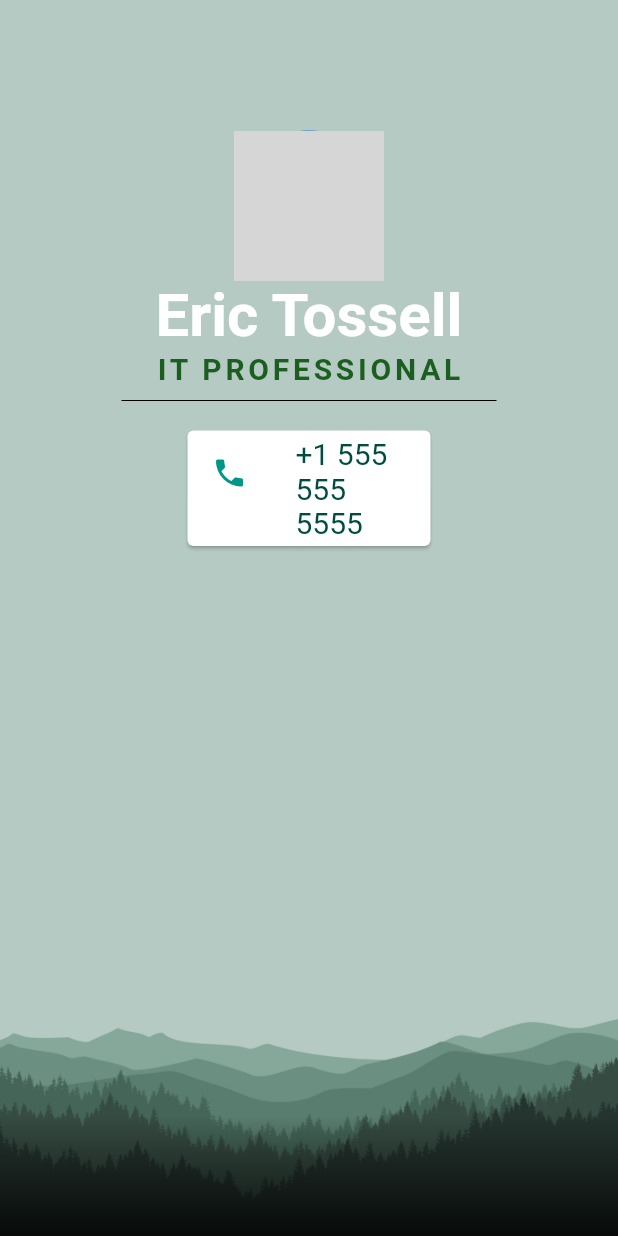
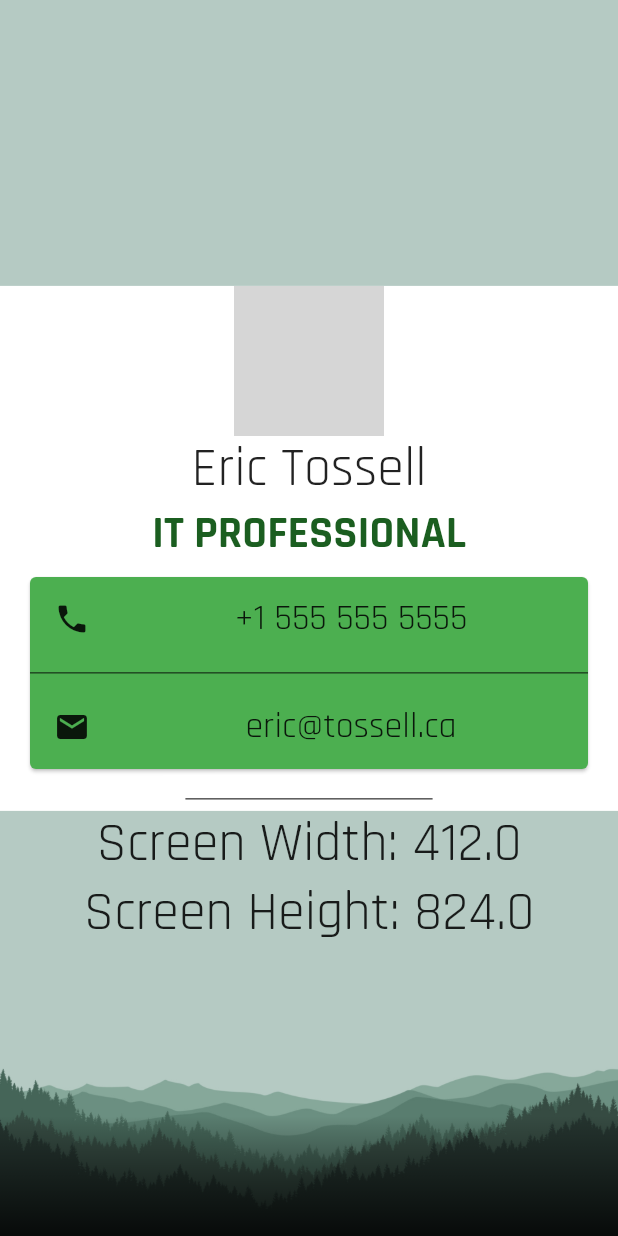
Before and after one commit to erictossell/Business-Card, a Flutter app: the screen it shows after launch, on a phone screen of 412 x 824 dp. Run offline on Flutter 3.47's test engine with Material 2 defaults, Android fonts, the phone set to English and light mode, and no system bars; our stand-ins replace google_fonts; Roboto replaces fonts that are missing (Exo2, Source Sans Pro); grey boxes are pictures that could not be loaded.

Commit message:
Implemented dynamic design for the business card app

```diff
--- a/lib/main.dart
+++ b/lib/main.dart
@@ -1,5 +1,9 @@
+import 'dart:math';
+
 import 'package:businesscard/shared/background_image.dart';
+import 'package:businesscard/theme.dart';
 import 'package:flutter/material.dart';
+import 'package:google_fonts/google_fonts.dart';
 
 void main() {
   runApp(const MyApp());
@@ -14,80 +18,122 @@ class MyApp extends StatefulWidget {
 
 class _MyAppState extends State<MyApp> {
   // This widget is the root of your application.
+
   @override
   Widget build(BuildContext context) {
     return MaterialApp(
-      home: Scaffold(
+      home: const HomePage(),
+      theme: appTheme,
+    );
+  }
+}
+
+class HomePage extends StatefulWidget {
+  const HomePage({super.key});
+
+  @override
+  State<HomePage> createState() => _HomePageState();
+}
+
+class _HomePageState extends State<HomePage> {
+  @override
+  Widget build(BuildContext context) {
+    double screenWidth = MediaQuery.of(context).size.width;
+    double screenHeight = MediaQuery.of(context).size.height;
+
+    double backGroundHeight = screenWidth * (700 / 1920);
+    return Scaffold(
       backgroundColor: const Color.fromRGBO(181, 202, 195, 1),
       body: Column(
         //mainAxisAlignment: MainAxisAlignment.center,
         verticalDirection: VerticalDirection.up,
         children: [
-            const SizedBox(
-              height: 200,
+          SizedBox(
+            height: min(backGroundHeight, 350.0),
             width: double.infinity,
-              child: BackgroundImage(
+            child: const BackgroundImage(
               imageUrl: 'assets/mountain_background.jpg',
             ),
           ),
-            const SizedBox(
-              height: 250,
+          SizedBox(
+            height: screenHeight * 0.05,
             width: 5,
-              child: Divider(
+            child: const Divider(
               color: Color.fromRGBO(181, 202, 195, 1),
             ),
           ),
+          Text('Screen Height: $screenHeight'),
+          Text('Screen Width: $screenWidth'),
+          Container(
+            height: 350.0,
+            width: 600.0,
+            color: Colors.white,
+            child: Column(
+              mainAxisAlignment: MainAxisAlignment.center,
+              crossAxisAlignment: CrossAxisAlignment.center,
+              children: [
+                const CircleAvatar(
+                  radius: 50.0,
+                  backgroundImage: AssetImage('assets/profile.jpg'),
+                ),
+                const Text(
+                  'Eric Tossell',
+                ),
+                Text(
+                  'IT PROFESSIONAL',
+                  style: TextStyle(
+                    fontSize: 30.0,
+                    fontWeight: FontWeight.bold,
+                    color: Colors.green.shade900,
+                  ),
+                ),
                 Card(
-              color: Colors.white,
-              margin:
-                  const EdgeInsets.symmetric(vertical: 10.0, horizontal: 125),
-              child: ListTile(
-                leading: const Icon(
+                  color: Colors.green,
+                  margin: EdgeInsets.symmetric(
+                      vertical: 10.0,
+                      horizontal: min((screenWidth * 0.2), 20.0)),
+                  child: Column(
+                    // ignore: prefer_const_literals_to_create_immutables
+                    children: [
+                      const ListTile(
+                        leading: Icon(
                           Icons.phone,
-                  color: Colors.teal,
+                          color: Colors.black87,
                         ),
                         title: Center(
                           child: Text(
                             '+1 555 555 5555',
-                    style: TextStyle(
-                        color: Colors.teal.shade900,
-                        fontFamily: 'Source Sans Pro',
-                        fontSize: 20.0),
                           ),
                         ),
                       ),
+                      const Divider(
+                        color: Colors.black87,
                       ),
-            const SizedBox(
-              height: 20.0,
-              width: 250,
-              child: Divider(
-                color: Colors.black,
+                      const ListTile(
+                        leading: Icon(
+                          Icons.email,
+                          color: Colors.black87,
                         ),
-            ),
-            Text(
-              'IT PROFESSIONAL',
-              style: TextStyle(
-                  fontFamily: 'Source Sans Pro',
-                  fontSize: 20.0,
-                  color: Colors.green[900],
-                  letterSpacing: 2.5,
-                  fontWeight: FontWeight.bold),
-            ),
-            const Text(
-              'Eric Tossell',
-              style: TextStyle(
-                  fontFamily: 'Exo2',
-                  fontSize: 40.0,
-                  color: Colors.white,
-                  fontWeight: FontWeight.bold),
-            ),
-            const CircleAvatar(
-              radius: 50.0,
-              backgroundImage: AssetImage('assets/profile.jpg'),
+                        title: Center(
+                            child: Text(
+                          'eric@tossell.ca',
+                        )),
                       ),
                     ],
                   ),
                 ),
+                SizedBox(
+                  height: 20.0,
+                  width: (screenWidth * 0.4),
+                  child: const Divider(
+                    color: Colors.black,
+                  ),
+                ),
+              ],
+            ),
+          ),
+        ],
+      ),
     );
   }
 }
--- /dev/null
+++ b/lib/theme.dart
@@ -0,0 +1,24 @@
+import 'package:flutter/material.dart';
+import 'package:google_fonts/google_fonts.dart';
+
+var appTheme = ThemeData(
+  fontFamily: GoogleFonts.rajdhani().fontFamily,
+  primaryColor: const Color.fromRGBO(181, 202, 195, 1),
+  brightness: Brightness.dark,
+  textTheme: const TextTheme(
+    bodyLarge: TextStyle(
+        fontSize: 72.0, fontWeight: FontWeight.bold, color: Colors.black87),
+    bodyMedium: TextStyle(
+        fontSize: 36.0, fontStyle: FontStyle.normal, color: Colors.black87),
+    bodySmall:
+        TextStyle(fontSize: 14.0, fontFamily: 'Hind', color: Colors.black87),
+    titleLarge: TextStyle(
+        fontSize: 36.0, fontWeight: FontWeight.bold, color: Colors.black87),
+    titleMedium: TextStyle(
+        fontSize: 24.0, fontStyle: FontStyle.normal, color: Colors.black87),
+    titleSmall: TextStyle(
+      fontSize: 14.0,
+      fontFamily: 'Hind',
+    ),
+  ),
+);
--- a/pubspec.yaml
+++ b/pubspec.yaml
@@ -35,6 +35,7 @@ dependencies:
   # The following adds the Cupertino Icons font to your application.
   # Use with the CupertinoIcons class for iOS style icons.
   cupertino_icons: ^1.0.2
+  google_fonts: ^4.0.3
 
 dev_dependencies:
   flutter_test:
```
Also changed, not shown: pubspec.lock, 1 other file. Lines whose indentation alone changed are shown as unchanged.
